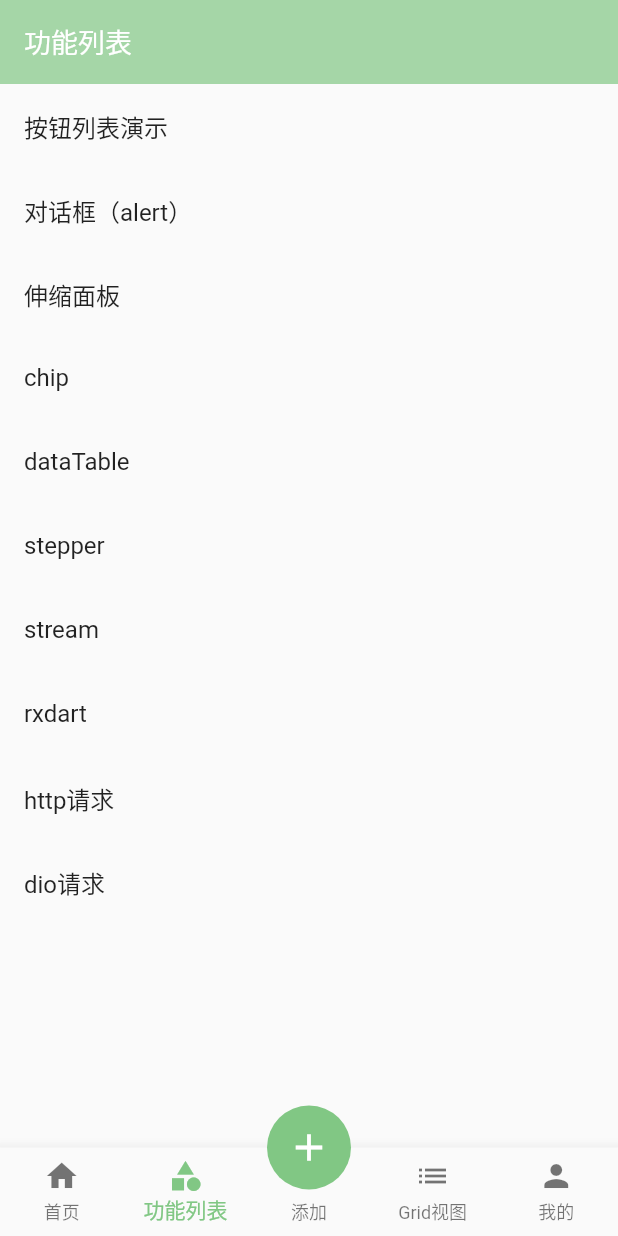
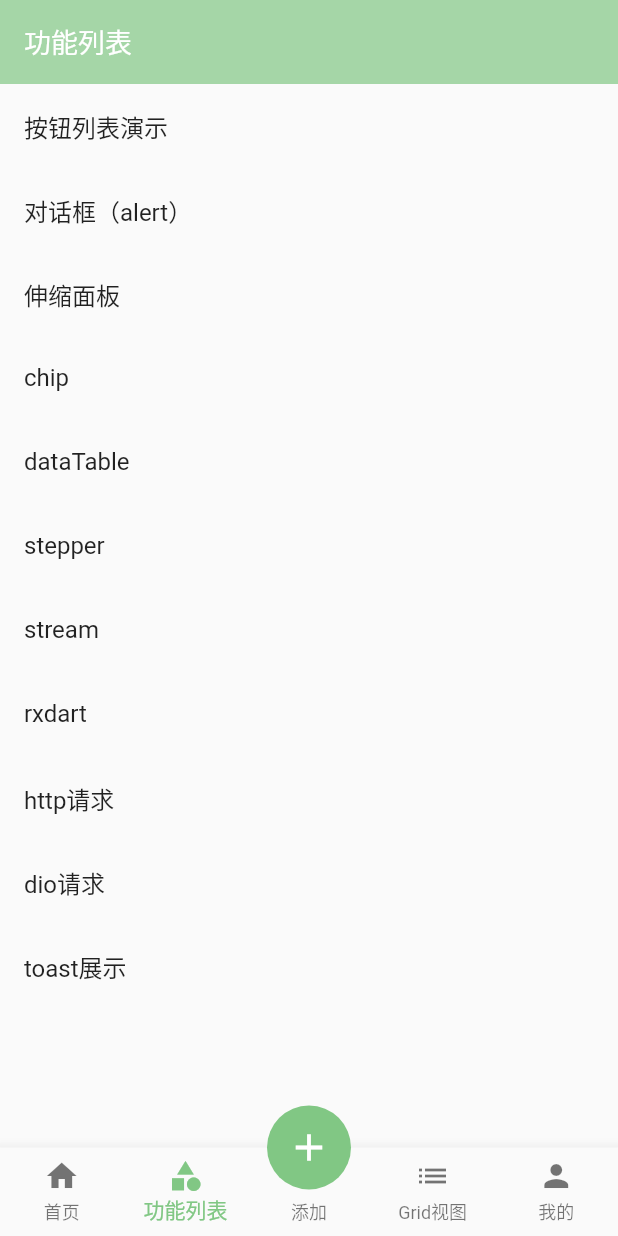
Before and after one commit to zhengry/ZZFlutterProject, a Flutter app: the screen it shows after launch, item 2 of the bottom bar chosen, on a phone screen of 412 x 824 dp. Run offline on Flutter 3.47's test engine with Material 2 defaults, Android fonts, the phone set to English and light mode, and no system bars; our stand-ins replace dio, flutter_easyrefresh, flutter_screenutil, fluttertoast, rxdart; network calls fail.

Commit message:
增加toast插件,并封装

```diff
--- a/lib/tabs/category.dart
+++ b/lib/tabs/category.dart
@@ -1,4 +1,5 @@
 import 'package:flutter/material.dart';
+import 'package:my_flutter_app/util/hud.dart';
 
 class CategoryPage extends StatefulWidget {
   CategoryPage({Key key}) : super(key: key);
@@ -80,6 +81,13 @@ class _CategoryPageState extends State<CategoryPage> {
                 Navigator.of(context).pushNamed("/dio");
               },
             ),
+            ListTile(
+              title: Text("toast展示"),
+              onTap: (){
+                HUD.showMessage("测试一下toast展示");
+                // Navigator.of(context).pushNamed("/dio");
+              },
+            ),
           ],
         ),
       ),
--- a/pubspec.yaml
+++ b/pubspec.yaml
@@ -15,6 +15,7 @@ dependencies:
   dio: ^2.1.16
   flutter_screenutil: ^0.6.0
   flutter_easyrefresh: ^2.0.4
+  fluttertoast: ^3.1.3
 
 dev_dependencies:
   flutter_test:
```
Also changed, not shown: lib/util/hud.dart (added, +13 -0 lines), pubspec.lock, 6 other files.
